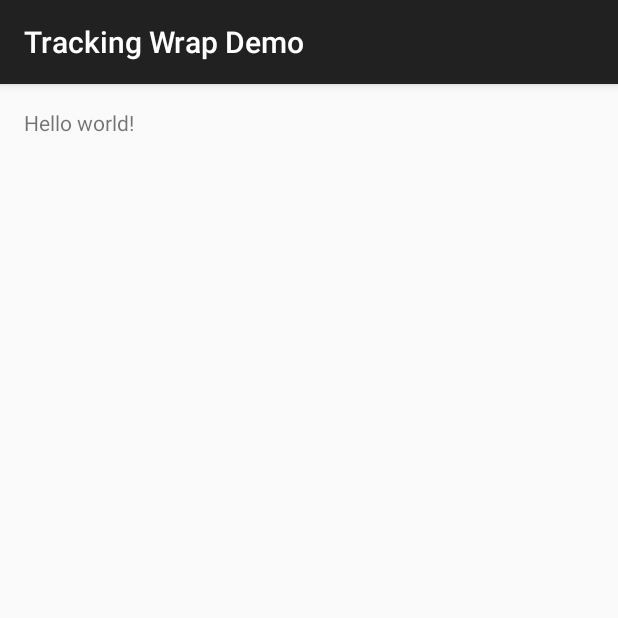
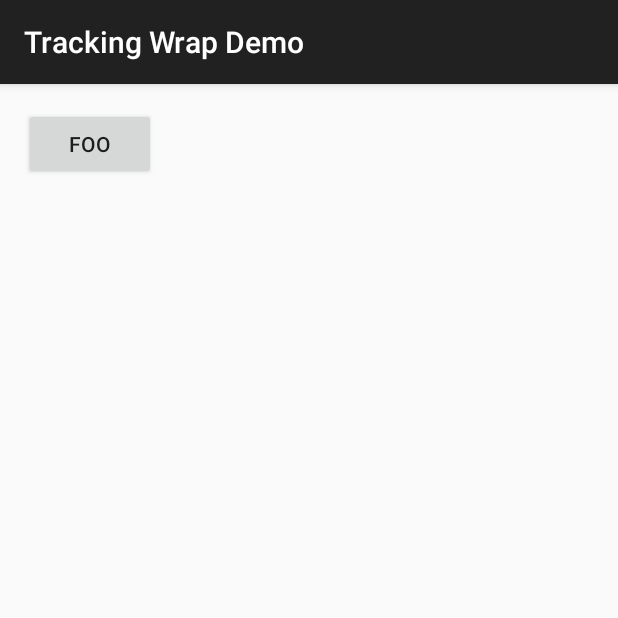
Before and after one commit to androidsx/pixalytics, an Android app: the screen it shows after launch (MainActivity), on a phone screen of 412 x 824 dp, the top half of it. Run offline under Robolectric (Android 15) with nearby library versions, the phone set to English and light mode, and no system bars; our stand-ins replace ButterKnife.

Commit message:
Sample event in the demo

```diff
--- a/demo/build.gradle
+++ b/demo/build.gradle
@@ -22,4 +22,5 @@ android {
 dependencies {
     compile fileTree(dir: 'libs', include: ['*.jar'])
     compile 'com.android.support:appcompat-v7:21.0.3'
+    compile project(':tracking-wrap')
 }
--- a/demo/src/main/AndroidManifest.xml
+++ b/demo/src/main/AndroidManifest.xml
@@ -6,7 +6,8 @@
         android:allowBackup="true"
         android:icon="@drawable/ic_launcher"
         android:label="@string/app_name"
-        android:theme="@style/AppTheme" >
+        android:theme="@style/AppTheme"
+        android:name=".DemoApplication">
         <activity
             android:name="com.pixable.trackingwrap.demo.MainActivity"
             android:label="@string/app_name" >
--- /dev/null
+++ b/demo/src/main/java/com/pixable/trackingwrap/demo/DemoApplication.java
@@ -0,0 +1,23 @@
+package com.pixable.trackingwrap.demo;
+
+import android.app.Application;
+
+import com.pixable.trackingwrap.TrackingConfig;
+import com.pixable.trackingwrap.TrackingWrap;
+import com.pixable.trackingwrap.platform.Platform;
+import com.pixable.trackingwrap.trace.TraceId;
+
+public class DemoApplication extends Application {
+
+    @Override
+    public void onCreate() {
+        super.onCreate();
+
+        final TrackingConfig configuration = new TrackingConfig.Builder()
+                .addPlatform(new Platform(Platform.Id.FLURRY, new Platform.Config("flurry-app-key")))
+                .addTrace(TraceId.LOGCAT)
+                .addTrace(TraceId.TOAST)
+                .build();
+        TrackingWrap.createInstance(configuration).onApplicationCreate(this);
+    }
+}
--- a/demo/src/main/res/layout/activity_main.xml
+++ b/demo/src/main/res/layout/activity_main.xml
@@ -6,8 +6,9 @@
     android:paddingBottom="@dimen/activity_vertical_margin"
     tools:context=".MainActivity" >
 
-    <TextView
+    <Button
         android:layout_width="wrap_content"
         android:layout_height="wrap_content"
-        android:text="@string/hello_world" />
+        android:text="@string/foo"
+        android:onClick="onFooClick"/>
 </RelativeLayout>
--- a/demo/src/main/res/values/strings.xml
+++ b/demo/src/main/res/values/strings.xml
@@ -1,5 +1,6 @@
 <?xml version="1.0" encoding="utf-8"?>
 <resources>
     <string name="app_name">Tracking Wrap Demo</string>
-    <string name="hello_world">Hello world!</string>
+    <string name="foo">Foo</string>
+    <string name="foo_dialog_message">Foo button was clicked. We should have tracked it</string>
 </resources>
```
Also changed, not shown: demo/src/main/java/com/pixable/trackingwrap/demo/MainActivity.java (+17 -0 lines).
